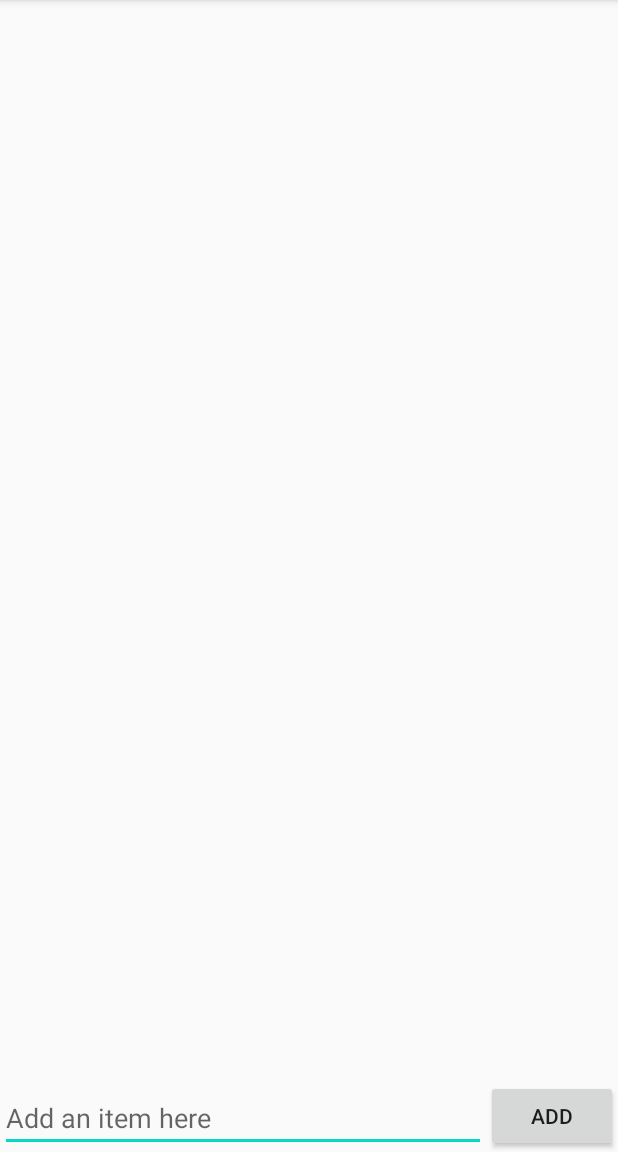
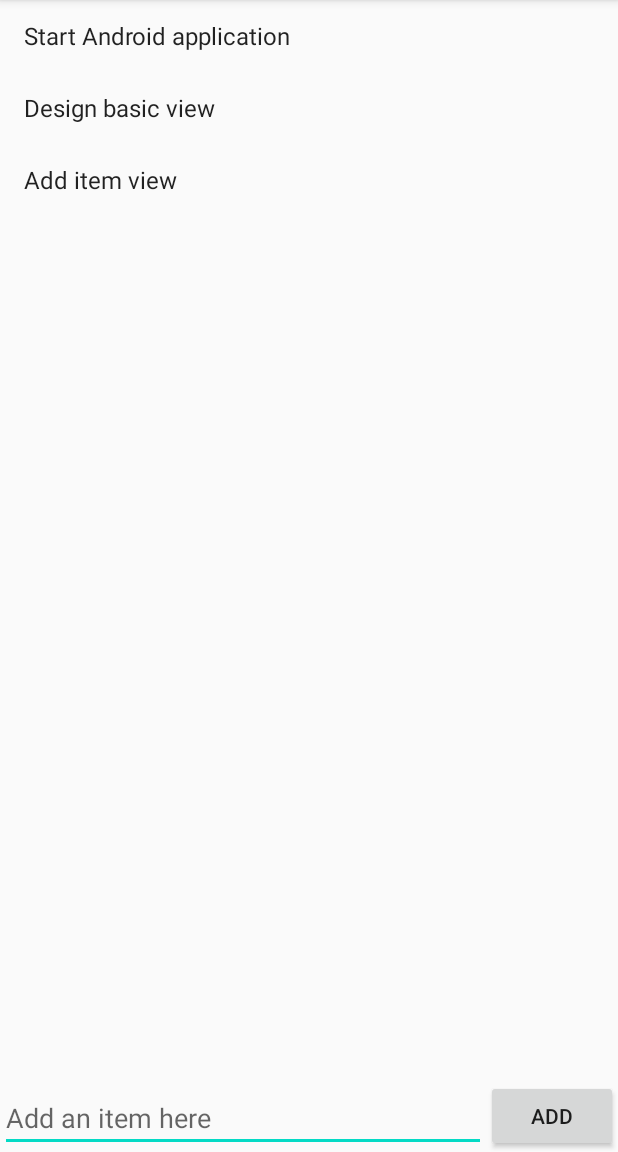
Before and after one commit to shantanoo-sinha/SimpleToDo, an Android app: the screen it shows after launch (MainActivity), on a phone screen of 412 x 824 dp, the part 84-1236 px from its top. Run offline under Robolectric (Android 15) with nearby library versions, the phone set to English and light mode, and no system bars.

Commit message:
Adding View for Todo Items

```diff
--- /dev/null
+++ b/app/src/main/java/com/example/simpletodo/ItemsAdapter.java
@@ -0,0 +1,62 @@
+package com.example.simpletodo;
+
+import android.view.LayoutInflater;
+import android.view.View;
+import android.view.ViewGroup;
+import android.widget.TextView;
+
+import androidx.annotation.NonNull;
+import androidx.recyclerview.widget.RecyclerView;
+
+import java.util.List;
+
+public class ItemsAdapter extends RecyclerView.Adapter<ItemsAdapter.ViewHolder> {
+
+    List<String> items;
+
+    public ItemsAdapter(List<String> items) {
+        this.items = items;
+    }
+
+    @NonNull
+    @Override
+    public ViewHolder onCreateViewHolder(@NonNull ViewGroup parent, int viewType) {
+        // Use Layout Inflator to inflate a view
+        View toDoView = LayoutInflater.from(parent.getContext()).inflate(android.R.layout.simple_list_item_1, parent, false);
+
+        // Wrap into View Holder and return
+        return new ViewHolder(toDoView);
+    }
+
+    // Binds the data to an existing View Holder
+    @Override
+    public void onBindViewHolder(@NonNull ViewHolder holder, int position) {
+        // Get the item at a position
+        String item = this.items.get(position);
+
+        // Bind the item into the view holder
+        holder.bind(item);
+    }
+
+    // Returns the number of items
+    @Override
+    public int getItemCount() {
+        return items.size();
+    }
+
+    // Container to access each item in the list of items
+    class ViewHolder extends RecyclerView.ViewHolder {
+
+        TextView tvItem;
+
+        public ViewHolder(@NonNull View itemView) {
+            super(itemView);
+            tvItem = itemView.findViewById(android.R.id.text1);
+        }
+
+        // Update the inside view with the data
+        public void bind(String item) {
+            tvItem.setText(item);
+        }
+    }
+}
--- a/app/src/main/java/com/example/simpletodo/MainActivity.java
+++ b/app/src/main/java/com/example/simpletodo/MainActivity.java
@@ -1,14 +1,40 @@
 package com.example.simpletodo;
 
 import androidx.appcompat.app.AppCompatActivity;
+import androidx.recyclerview.widget.LinearLayoutManager;
+import androidx.recyclerview.widget.RecyclerView;
 
 import android.os.Bundle;
+import android.widget.Button;
+import android.widget.EditText;
+
+import java.util.ArrayList;
+import java.util.List;
 
 public class MainActivity extends AppCompatActivity {
+
+    List<String> items;
+    Button btnAdd;
+    EditText etItem;
+    RecyclerView rvItems;
 
     @Override
     protected void onCreate(Bundle savedInstanceState) {
         super.onCreate(savedInstanceState);
         setContentView(R.layout.activity_main);
+
+        btnAdd = findViewById(R.id.btnAdd);
+        etItem = findViewById(R.id.etItem);
+        rvItems = findViewById(R.id.rvItems);
+
+        items = new ArrayList<>();
+        items.add(getString(R.string.start_android_application));
+        items.add(getString(R.string.design_basic_view));
+        items.add(getString(R.string.add_item_view));
+
+        ItemsAdapter itemsAdapter = new ItemsAdapter(items);
+        rvItems.setAdapter(itemsAdapter);
+        rvItems.setLayoutManager(new LinearLayoutManager(this));
+
     }
 }
--- a/app/src/main/res/values/strings.xml
+++ b/app/src/main/res/values/strings.xml
@@ -1,3 +1,6 @@
 <resources>
     <string name="app_name">SimpleTodo</string>
+    <string name="add_item_view">Add item view</string>
+    <string name="design_basic_view">Design basic view</string>
+    <string name="start_android_application">Start Android application</string>
 </resources>
```
